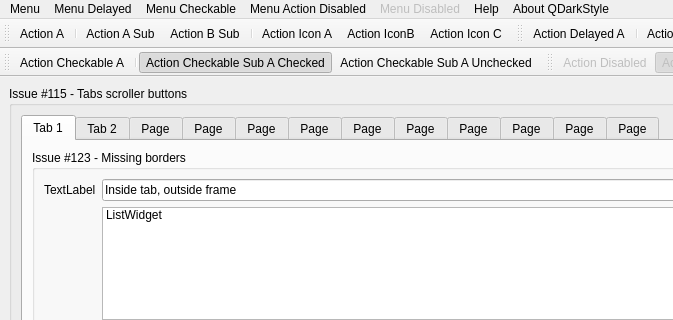
Above: example/ui/mw_menus.ui from ColinDuquesnoy/QDarkStyleSheet before the change; both pictures show x 0 to 673 and y 0 to 320 of the 1120 by 717 pixel window. Below: the same form after it.
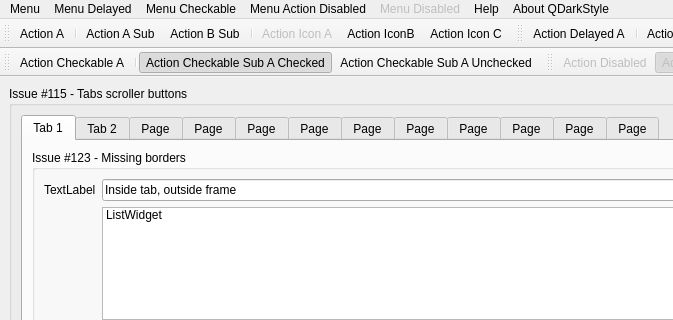
That is the form after the change. Icons and pictures are not drawn.

Commit message: Add mixed QActions in menus, add checkable groupbox

Diff of the .ui file:
```diff
--- a/example/ui/mw_menus.ui
+++ b/example/ui/mw_menus.ui
@@ -316,6 +316,9 @@
   </widget>
   <widget class="QStatusBar" name="statusbar"/>
   <widget class="QToolBar" name="toolBar">
+   <property name="enabled">
+    <bool>true</bool>
+   </property>
    <property name="windowTitle">
     <string>Tool bar actions</string>
    </property>
@@ -336,7 +339,7 @@
    <addaction name="actionActionSubA"/>
    <addaction name="actionActionSubB"/>
    <addaction name="separator"/>
-   <addaction name="actionActionIconA"/>
+   <addaction name="actionActionIconADis"/>
    <addaction name="actionActionIconB"/>
    <addaction name="actionActionIconC"/>
   </widget>
@@ -473,7 +476,10 @@
     <string>New E</string>
    </property>
   </action>
-  <action name="actionActionIconA">
+  <action name="actionActionIconADis">
+   <property name="enabled">
+    <bool>false</bool>
+   </property>
    <property name="icon">
     <iconset resource="../../qdarkstyle/style.qrc">
      <normaloff>:/qss_icons/rc/window_undock_focus.png</normaloff>:/qss_icons/rc/window_undock_focus.png</iconset>
@@ -483,6 +489,9 @@
    </property>
   </action>
   <action name="actionActionIconB">
+   <property name="enabled">
+    <bool>true</bool>
+   </property>
    <property name="icon">
     <iconset resource="../../qdarkstyle/style.qrc">
      <normaloff>:/qss_icons/rc/window_close_focus.png</normaloff>:/qss_icons/rc/window_close_focus.png</iconset>
```
Left out of the diff: 12 changed lines with no effect on the pictures. The commit also changes 3 other files.
